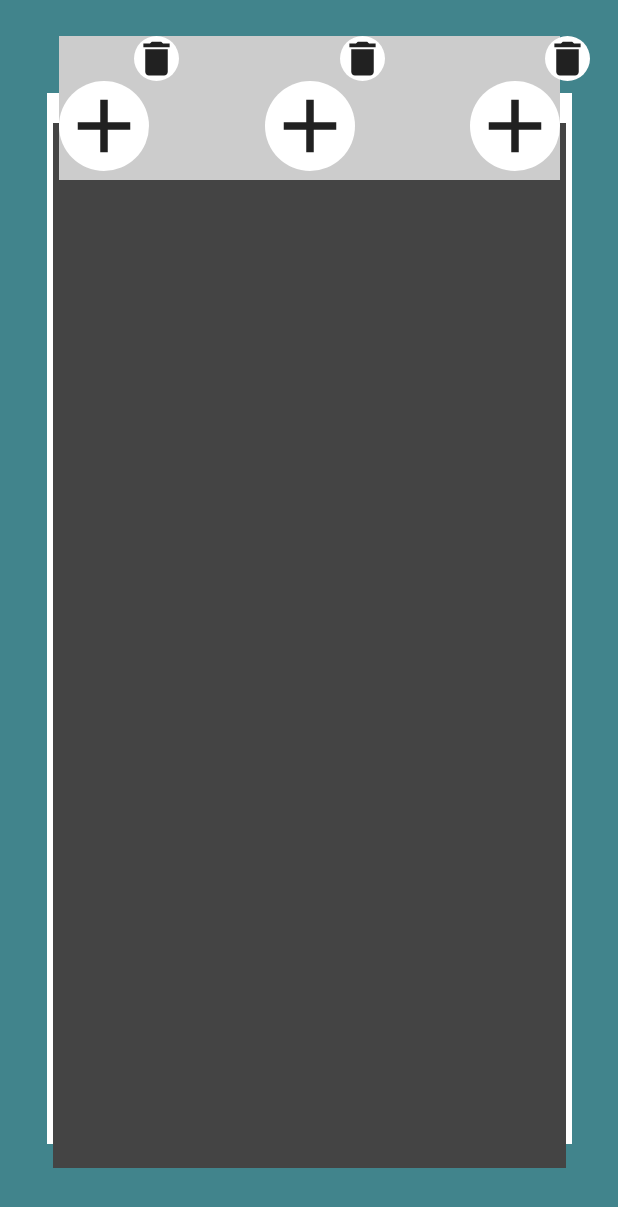
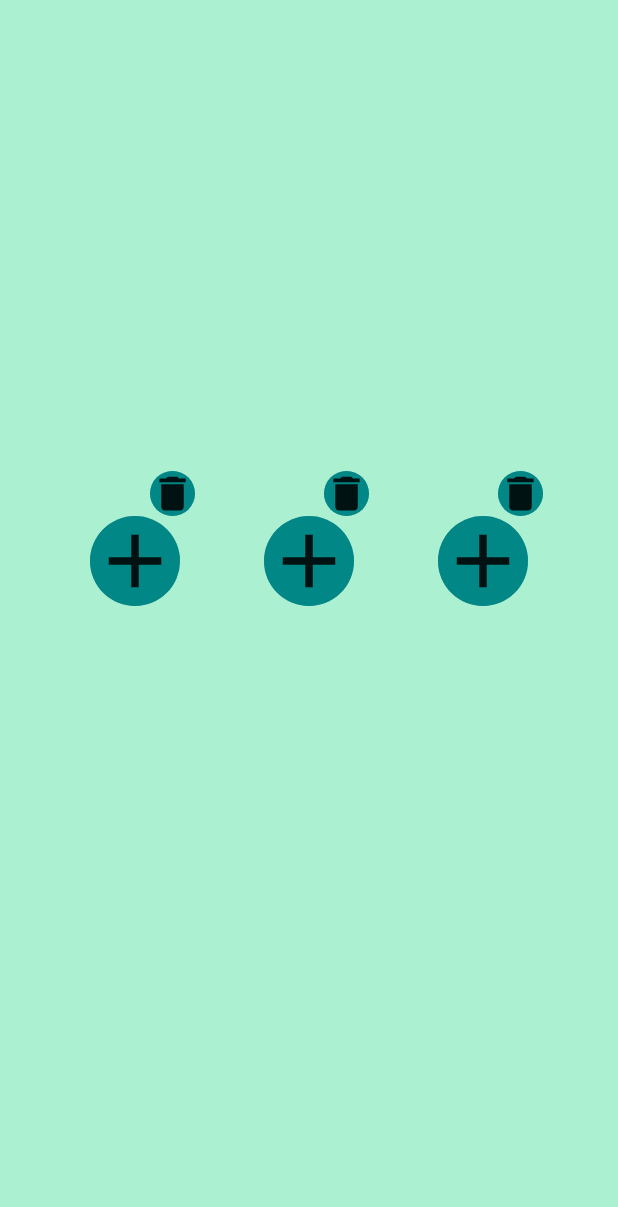
Before and after one commit to michalbialacki/BerryFarmer, an Android app built with Jetpack Compose: the PoffinMachineScreen screen opened through its navigation route, on a phone screen of 412 x 824 dp. Shown: the top 1207 px of the screen. Run offline under Robolectric (Android 15) with nearby library versions, the phone set to English and light mode, and no system bars; our stand-ins replace Dagger/Hilt's generated code, Room's generated code.

Commit message:
06.10.2022 - further UI changes

```diff
--- a/app/src/main/java/com/kkp/berryfarmer/data/network/TreeDao.kt
+++ b/app/src/main/java/com/kkp/berryfarmer/data/network/TreeDao.kt
@@ -16,9 +16,9 @@ interface TreeDao {
 
     @Insert(onConflict = OnConflictStrategy.IGNORE)
     fun addTree(tree : Tree)
-//
-//    @Query("UPDATE ${Constants.TREE_TABLE} SET harvested =:harvested WHERE id = :id")
-//    fun updateTree(harvestDay : Boolean, id: Long)
+
+    @Query("UPDATE ${Constants.TREE_TABLE} SET harvestDay =:harvestDay WHERE id = :id")
+    fun updateTree(harvestDay : Long, id: Long)
 
     @Delete
     fun deleteTree(tree : Tree)
--- a/app/src/main/java/com/kkp/berryfarmer/data/repository/TreeRepositoryImpl.kt
+++ b/app/src/main/java/com/kkp/berryfarmer/data/repository/TreeRepositoryImpl.kt
@@ -19,4 +19,6 @@ class TreeRepositoryImpl(
 
     override suspend fun deleteTreeFromRoom(tree: Tree) = treeDao.deleteTree(tree)
 
+    override suspend fun updateTreeFromRoom(harvestDay : Long, id : Long) = treeDao.updateTree(harvestDay, id)
+
 }
--- a/app/src/main/java/com/kkp/berryfarmer/domain/model/Tree.kt
+++ b/app/src/main/java/com/kkp/berryfarmer/domain/model/Tree.kt
@@ -11,5 +11,4 @@ data class Tree (
     val id : Long,
     val name : String,
     val harvestDay : Long,
-//    val harvested : Boolean
 )
--- a/app/src/main/java/com/kkp/berryfarmer/domain/repository/TreeRepository.kt
+++ b/app/src/main/java/com/kkp/berryfarmer/domain/repository/TreeRepository.kt
@@ -12,4 +12,6 @@ interface TreeRepository {
     suspend fun addTreeToRoom(tree: Tree)
 
     suspend fun deleteTreeFromRoom(tree: Tree)
+
+    suspend fun updateTreeFromRoom(harvestDay : Long, id : Long)
 }
--- a/app/src/main/java/com/kkp/berryfarmer/presentation/poffin_machine/PoffinMachineScreen.kt
+++ b/app/src/main/java/com/kkp/berryfarmer/presentation/poffin_machine/PoffinMachineScreen.kt
@@ -3,8 +3,10 @@ package com.kkp.berryfarmer.presentation.poffin_machine
 import android.util.Log
 import android.widget.Toast
 import androidx.activity.compose.BackHandler
+import androidx.compose.foundation.background
 import androidx.compose.foundation.layout.Box
 import androidx.compose.foundation.layout.fillMaxSize
+import androidx.compose.material.MaterialTheme
 import androidx.compose.material.Surface
 import androidx.compose.runtime.*
 import androidx.compose.ui.Alignment
@@ -14,6 +16,7 @@ import androidx.hilt.navigation.compose.hiltViewModel
 import androidx.navigation.NavController
 import com.kkp.berryfarmer.core.sensors.SensorData
 import com.kkp.berryfarmer.core.sensors.SensorHandler
+import com.kkp.berryfarmer.presentation.poffin_machine.components.AddToMixer
 import com.kkp.berryfarmer.presentation.poffin_machine.components.BerryDialog
 import com.kkp.berryfarmer.presentation.poffin_machine.components.MainSurface
 import kotlinx.coroutines.flow.collect
@@ -78,13 +81,24 @@ fun PoffinMachineScreen(
             else ->{
                 poffinDone = viewModel.timeOfShaking(Calendar.getInstance().timeInMillis)
                 if(poffinDone){
-                    Toast.makeText(context,"${viewModel.useBerries()}",Toast.LENGTH_SHORT).show()
+                    Toast
+                        .makeText(
+                            context,
+                        "${viewModel.useBerries()}",
+                            Toast.LENGTH_SHORT)
+                        .show()
                 }
             }
         }
 
-        Box(modifier = Modifier.fillMaxSize(), contentAlignment = Alignment.Center){
-            MainSurface(berryList = berryList)
+        Box(
+            modifier = Modifier
+                .fillMaxSize()
+                .background(MaterialTheme.colors.primary),
+            contentAlignment = Alignment.Center){
+//            TODO("Change it a little to make it look better")
+//            MainSurface(berryList = berryList)
+            AddToMixer(berryList = berryList)
         }
     }
 }
--- a/app/src/main/java/com/kkp/berryfarmer/presentation/poffin_machine/components/AddBerryIcon.kt
+++ b/app/src/main/java/com/kkp/berryfarmer/presentation/poffin_machine/components/AddBerryIcon.kt
@@ -7,6 +7,7 @@ import androidx.compose.foundation.clickable
 import androidx.compose.foundation.layout.*
 import androidx.compose.foundation.shape.CircleShape
 import androidx.compose.material.Icon
+import androidx.compose.material.MaterialTheme
 import androidx.compose.material.icons.Icons
 import androidx.compose.material.icons.filled.Add
 import androidx.compose.material.icons.filled.Delete
@@ -33,7 +34,7 @@ fun AddBerryIcon(
     Column {
         Row(modifier = Modifier
             .width(iconSize)
-            .offset(x = 20.dp)
+            .offset(x = 10.dp)
         ) {
 
             Spacer(modifier = Modifier
@@ -42,7 +43,11 @@ fun AddBerryIcon(
             Box(
                 modifier = Modifier
                     .clip(CircleShape)
-                    .background(Color.White)
+                    .background(
+                        MaterialTheme
+                            .colors
+                            .secondary
+                    )
             ) {
                 Icon(
                     imageVector = Icons.Default.Delete,
@@ -53,6 +58,8 @@ fun AddBerryIcon(
                         .clickable {
                             viewModel.berryRemovedFromMixer(index)
                         }
+                        .background(MaterialTheme.colors.secondaryVariant)
+
                 )
             }
 
@@ -60,7 +67,11 @@ fun AddBerryIcon(
         Box(
             modifier = Modifier
                 .clip(CircleShape)
-                .background(Color.White)
+                .background(
+                    MaterialTheme
+                        .colors
+                        .secondary
+                )
         ) {
             Icon(
                 imageVector = Icons.Default.Add,
@@ -72,6 +83,7 @@ fun AddBerryIcon(
                         viewModel.openDialog()
                         viewModel.chooseBerry(index)
                     }
+                    .background(MaterialTheme.colors.secondaryVariant)
             )
         }
     }
--- a/app/src/main/java/com/kkp/berryfarmer/presentation/poffin_machine/components/AddToMixer.kt
+++ b/app/src/main/java/com/kkp/berryfarmer/presentation/poffin_machine/components/AddToMixer.kt
@@ -20,15 +20,14 @@ fun AddToMixer(
         modifier = Modifier
             .fillMaxWidth()
             .height(iconHeight + 40.dp)
-            .offset(y = -60.dp)
+            .offset(y = -50.dp)
             .padding(
                 top = 2.dp,
                 bottom = 2.dp,
                 start = 4.dp,
                 end = 4.dp
-            )
-            .background(Color.LightGray),
-        horizontalArrangement = Arrangement.SpaceBetween
+            ),
+        horizontalArrangement = Arrangement.SpaceEvenly
     ) {
 
         AddBerryIcon(index = 0)
--- a/app/src/main/java/com/kkp/berryfarmer/presentation/poffin_machine/components/MainSurface.kt
+++ b/app/src/main/java/com/kkp/berryfarmer/presentation/poffin_machine/components/MainSurface.kt
@@ -2,10 +2,13 @@ package com.kkp.berryfarmer.presentation.poffin_machine.components
 
 import androidx.compose.foundation.background
 import androidx.compose.foundation.layout.*
+import androidx.compose.foundation.shape.RoundedCornerShape
+import androidx.compose.material.MaterialTheme
 import androidx.compose.runtime.Composable
 import androidx.compose.runtime.*
 import androidx.compose.ui.Alignment
 import androidx.compose.ui.Modifier
+import androidx.compose.ui.draw.clip
 import androidx.compose.ui.graphics.Color
 import androidx.compose.ui.tooling.preview.Preview
 import androidx.compose.ui.unit.dp
@@ -17,15 +20,12 @@ import com.kkp.berryfarmer.ui.theme.BerryFarmerTheme
 
 @Composable
 fun MainSurface(
-//    navController: NavController?,
     berryList : List<Berry>
 ) {
 
     Box(
         modifier = Modifier
             .fillMaxSize(0.85f)
-            .background(Color.White)
-            .offset(y = 20.dp)
             .padding(
                 start = 4.dp,
                 end = 4.dp,
@@ -36,7 +36,13 @@ fun MainSurface(
         Column(
             modifier = Modifier
                 .fillMaxSize()
-                .background(Color.DarkGray)
+                .clip(RoundedCornerShape(10.dp))
+                .background(
+                    MaterialTheme
+                    .colors
+                    .primaryVariant
+                )
+            ,
         ) {
             AddToMixer(berryList = berryList)
         }
--- a/app/src/main/java/com/kkp/berryfarmer/presentation/qr_scan_screen/components/CheckBerryTree.kt
+++ b/app/src/main/java/com/kkp/berryfarmer/presentation/qr_scan_screen/components/CheckBerryTree.kt
@@ -21,7 +21,6 @@ fun CheckBerryTree(
     onDismiss : () -> Unit,
     viewModel : QRScanViewModel = hiltViewModel()
 )  {
-    Log.d("QRScan", "COOL")
     val context = LocalContext.current
     val berry = viewModel.convertQRToBerry(message)
     var isTreeToHarvest = remember { mutableStateOf(false) }
--- a/app/src/main/java/com/kkp/berryfarmer/presentation/tree_check/TreeCheckViewModel.kt
+++ b/app/src/main/java/com/kkp/berryfarmer/presentation/tree_check/TreeCheckViewModel.kt
@@ -1,5 +1,6 @@
 package com.kkp.berryfarmer.presentation.tree_check
 
+import android.icu.text.SimpleDateFormat
 import androidx.compose.runtime.getValue
 import androidx.compose.runtime.mutableStateOf
 import androidx.compose.runtime.setValue
@@ -11,6 +12,7 @@ import com.kkp.berryfarmer.domain.repository.TreeRepository
 import dagger.hilt.android.lifecycle.HiltViewModel
 import kotlinx.coroutines.Dispatchers
 import kotlinx.coroutines.launch
+import java.util.*
 import javax.inject.Inject
 
 @HiltViewModel
```
Also changed, not shown: app/src/main/java/com/kkp/berryfarmer/presentation/berry_bag/BerryBagScreen.kt (+7 -0 lines), app/src/main/java/com/kkp/berryfarmer/presentation/berry_bag/BerryBagViewModel.kt (+22 -6 lines), app/src/main/java/com/kkp/berryfarmer/presentation/berry_bag/components/BerryCard.kt (+7 -14 lines), app/src/main/java/com/kkp/berryfarmer/presentation/poffin_machine/components/BerryInList.kt (+8 -2 lines), app/src/main/java/com/kkp/berryfarmer/presentation/qr_scan_screen/QRScanViewModel.kt (+15 -6 lines), app/src/main/java/com/kkp/berryfarmer/presentation/qr_scan_screen/components/QRScanner.kt (+0 -8 lines), app/src/main/java/com/kkp/berryfarmer/presentation/tree_check/TreeCheckScreen.kt (+13 -2 lines), app/src/main/java/com/kkp/berryfarmer/presentation/tree_check/components/ShowTrees.kt (+15 -2 lines), app/src/main/java/com/kkp/berryfarmer/presentation/tree_check/components/TreeCard.kt (+23 -9 lines).
